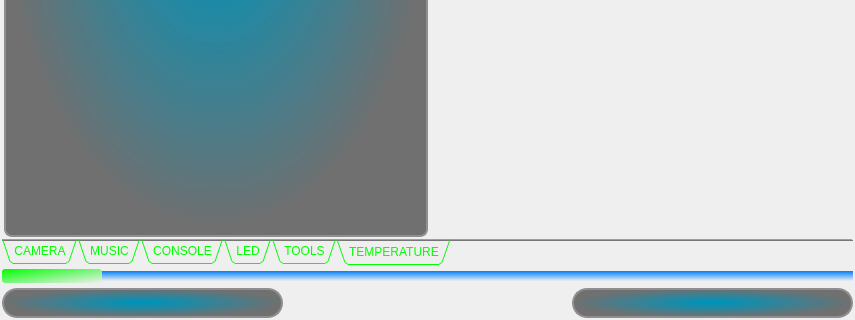
Qt form iDom_Client/idom_client.ui (cyniu88/QT_kurs) before a commit; both pictures show x 0 to 855 and y 587 to 907 of the 855 by 907 pixel window.
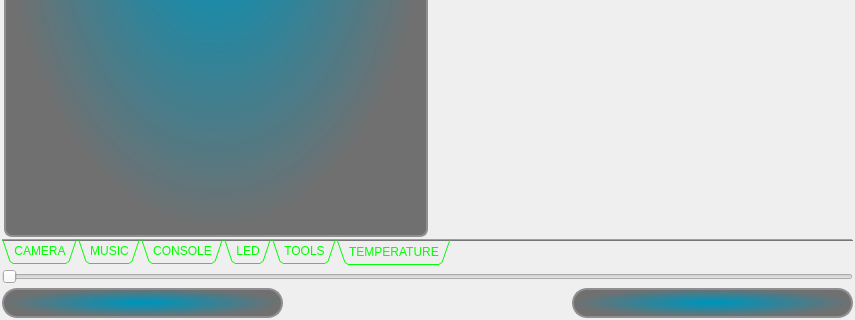
The same form after that commit. Icons and pictures are not drawn.

Commit message: nowa wersja gui

What changed in the file:
```diff
--- a/iDom_Client/idom_client.ui
+++ b/iDom_Client/idom_client.ui
@@ -2726,6 +2726,12 @@
     </item>
     <item row="2" column="0">
      <widget class="QSlider" name="horizontalSlider_tabNavigate">
+      <property name="sizePolicy">
+       <sizepolicy hsizetype="Expanding" vsizetype="Minimum">
+        <horstretch>0</horstretch>
+        <verstretch>0</verstretch>
+       </sizepolicy>
+      </property>
       <property name="cursor">
        <cursorShape>SizeHorCursor</cursorShape>
       </property>
@@ -2733,20 +2739,7 @@
        <bool>false</bool>
       </property>
       <property name="styleSheet">
-       <string notr="true">QSlider::groove:horizontal {
-    
-    height: 10px; /* the groove expands to the size of the slider by default. by giving it a height, it has a fixed size */
-    background: qlineargradient(x1:0, y1:0, x2:0, y2:1, stop:0 #007FFF, stop:1 #EEEEEE);
-    margin: 2px 0;
-}
-
-QSlider::handle:horizontal {
-    background: qlineargradient(x1:0, y1:0, x2:1, y2:1, stop:0 #00FF00, stop:1 #EEEEEE);
-   height: 5px;
-    width: 100px;
-    margin: -2px 0; /* handle is placed by default on the contents rect of the groove. Expand outside the groove */
-    border-radius: 3px;
-}</string>
+       <string notr="true"/>
       </property>
       <property name="orientation">
        <enum>Qt::Horizontal</enum>
```
The commit also changes 1 other file.
